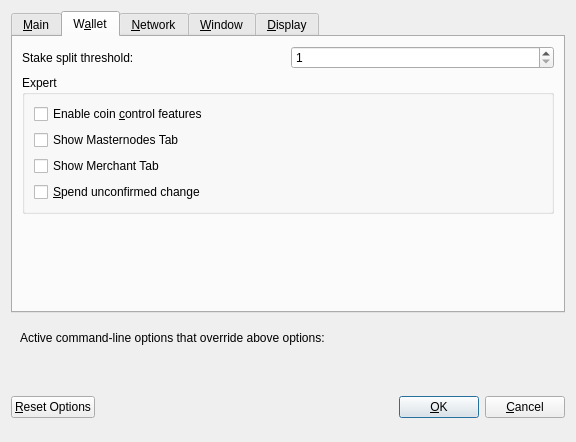
The window that src/qt/forms/optionsdialog.ui (BitWin24/bitwin24) describes before a commit, drawn with Qt 5.
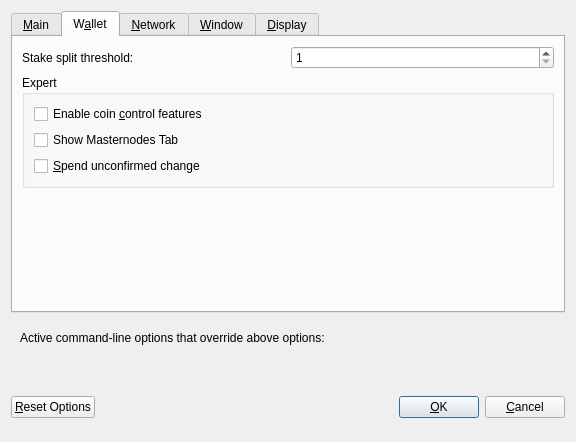
The same window after the commit. The open tabs and pages were chosen to show the change. Custom widgets are drawn as their Qt base class.

Commit message: removed merchant dialog

Patch:
```diff
--- a/src/qt/forms/optionsdialog.ui
+++ b/src/qt/forms/optionsdialog.ui
@@ -263,16 +263,6 @@
             </property>
            </widget>
           </item>
-          <item>
-           <widget class="QCheckBox" name="showMerchantTab">
-            <property name="toolTip">
-             <string>Show additional tab for BITWIN24 Merchant account management.</string>
-            </property>
-            <property name="text">
-             <string>Show Merchant Tab</string>
-            </property>
-           </widget>
-          </item>
           <item>
            <widget class="QCheckBox" name="spendZeroConfChange">
             <property name="toolTip">
```
The commit also changes 9 other files.
